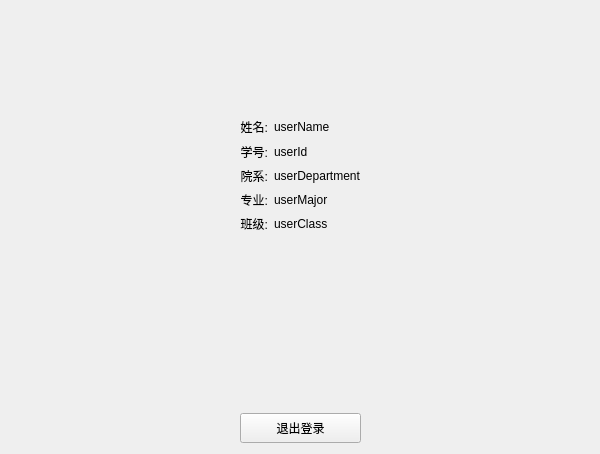
First picture: the form in ui_src/userInfo.ui, repository fx-tourist/ahutTool, before the edit.
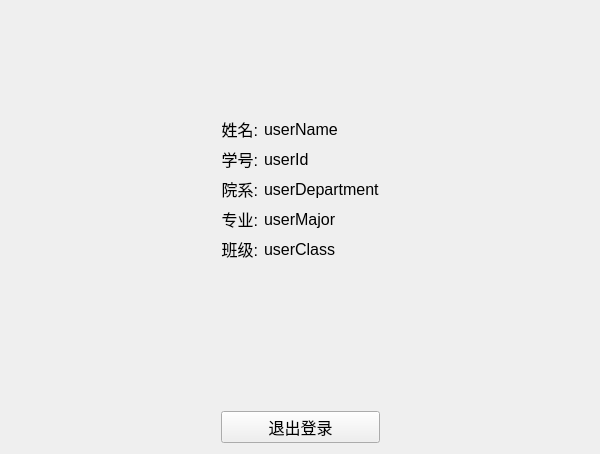
Second picture: the form after the edit.

Patch:
```diff
--- a/ui_src/userInfo.ui
+++ b/ui_src/userInfo.ui
@@ -22,6 +22,11 @@
        <verstretch>0</verstretch>
       </sizepolicy>
      </property>
+     <property name="font">
+      <font>
+       <pointsize>12</pointsize>
+      </font>
+     </property>
      <property name="text">
       <string>学号:</string>
      </property>
@@ -32,6 +37,11 @@
    </item>
    <item row="2" column="3">
     <spacer name="horizontalSpacer">
+     <property name="font">
+      <font>
+       <pointsize>12</pointsize>
+      </font>
+     </property>
      <property name="orientation">
       <enum>Qt::Orientation::Horizontal</enum>
      </property>
@@ -45,6 +55,11 @@
    </item>
    <item row="2" column="0">
     <spacer name="horizontalSpacer_2">
+     <property name="font">
+      <font>
+       <pointsize>12</pointsize>
+      </font>
+     </property>
      <property name="orientation">
       <enum>Qt::Orientation::Horizontal</enum>
      </property>
@@ -64,6 +79,11 @@
        <verstretch>0</verstretch>
       </sizepolicy>
      </property>
+     <property name="font">
+      <font>
+       <pointsize>12</pointsize>
+      </font>
+     </property>
      <property name="text">
       <string>班级:</string>
      </property>
@@ -80,6 +100,11 @@
        <verstretch>0</verstretch>
       </sizepolicy>
      </property>
+     <property name="font">
+      <font>
+       <pointsize>12</pointsize>
+      </font>
+     </property>
      <property name="text">
       <string>userMajor</string>
      </property>
@@ -96,6 +121,11 @@
        <verstretch>0</verstretch>
       </sizepolicy>
      </property>
+     <property name="font">
+      <font>
+       <pointsize>12</pointsize>
+      </font>
+     </property>
      <property name="text">
       <string>userDepartment</string>
      </property>
@@ -106,6 +136,11 @@
    </item>
    <item row="8" column="2">
     <spacer name="verticalSpacer">
+     <property name="font">
+      <font>
+       <pointsize>12</pointsize>
+      </font>
+     </property>
      <property name="orientation">
       <enum>Qt::Orientation::Vertical</enum>
      </property>
@@ -125,6 +160,11 @@
        <verstretch>0</verstretch>
       </sizepolicy>
      </property>
+     <property name="font">
+      <font>
+       <pointsize>12</pointsize>
+      </font>
+     </property>
      <property name="text">
       <string>userClass</string>
      </property>
@@ -147,6 +187,11 @@
        <height>16777215</height>
       </size>
      </property>
+     <property name="font">
+      <font>
+       <pointsize>12</pointsize>
+      </font>
+     </property>
      <property name="text">
       <string>姓名:</string>
      </property>
@@ -163,6 +208,11 @@
        <verstretch>0</verstretch>
       </sizepolicy>
      </property>
+     <property name="font">
+      <font>
+       <pointsize>12</pointsize>
+      </font>
+     </property>
      <property name="text">
       <string>院系:</string>
      </property>
@@ -179,6 +229,11 @@
        <verstretch>0</verstretch>
       </sizepolicy>
      </property>
+     <property name="font">
+      <font>
+       <pointsize>12</pointsize>
+      </font>
+     </property>
      <property name="text">
       <string>userName</string>
      </property>
@@ -195,6 +250,11 @@
        <verstretch>0</verstretch>
       </sizepolicy>
      </property>
+     <property name="font">
+      <font>
+       <pointsize>10</pointsize>
+      </font>
+     </property>
      <property name="text">
       <string/>
      </property>
@@ -214,6 +274,11 @@
        <verstretch>0</verstretch>
       </sizepolicy>
      </property>
+     <property name="font">
+      <font>
+       <pointsize>12</pointsize>
+      </font>
+     </property>
      <property name="text">
       <string>专业:</string>
      </property>
@@ -230,6 +295,11 @@
        <verstretch>0</verstretch>
       </sizepolicy>
      </property>
+     <property name="font">
+      <font>
+       <pointsize>12</pointsize>
+      </font>
+     </property>
      <property name="text">
       <string>userId</string>
      </property>
@@ -252,6 +322,11 @@
        <height>100</height>
       </size>
      </property>
+     <property name="font">
+      <font>
+       <pointsize>12</pointsize>
+      </font>
+     </property>
      <property name="text">
       <string/>
      </property>
@@ -265,6 +340,11 @@
        <height>30</height>
       </size>
      </property>
+     <property name="font">
+      <font>
+       <pointsize>12</pointsize>
+      </font>
+     </property>
      <property name="text">
       <string>退出登录</string>
      </property>
```
